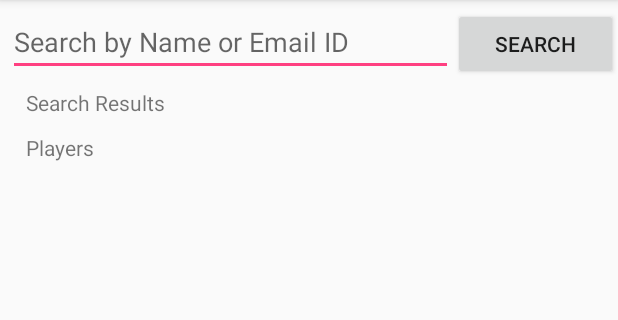
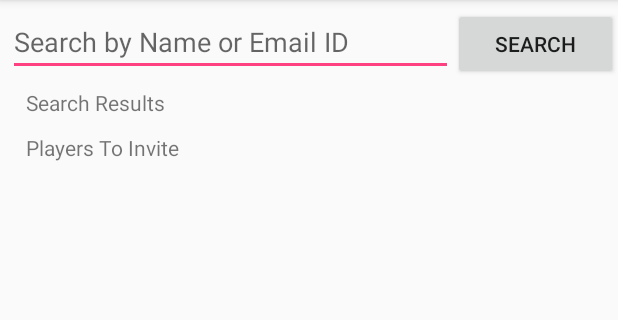
Before and after one commit to kschmitt1994/AssassinGame, an Android app: the GameBoardActivity screen opened directly, with no data from a screen before it, after a tap on "Add Player", on a phone screen of 412 x 824 dp, the part 84-404 px from its top. Run offline under Robolectric (Android 15) with nearby library versions, the phone set to English and light mode, and no system bars.

```diff
--- a/app/src/main/java/mobileappdev/assassingame/DatabaseHandler.java
+++ b/app/src/main/java/mobileappdev/assassingame/DatabaseHandler.java
@@ -54,8 +54,8 @@ public class DatabaseHandler extends SQLiteOpenHelper {
     // Upgrading database
     @Override
     public void onUpgrade(SQLiteDatabase db, int oldVersion, int newVersion) {
-        // Drop older table if existed
-        //db.execSQL("DROP TABLE IF EXISTS " + TABLE_PLAYERS);
+//         Drop older table if existed
+        db.execSQL("DROP TABLE IF EXISTS " + TABLE_PLAYERS);
 
         // Create tables again
         onCreate(db);
@@ -115,15 +115,15 @@ public class DatabaseHandler extends SQLiteOpenHelper {
             } while (cursor.moveToNext());
         }
 
-        cursor.close();
+//        cursor.close();
         return playerList;
     }
 
-    public int getContactsCount() {
+    public int getPlayersCount() {
         String countQuery = "SELECT  * FROM " + TABLE_PLAYERS;
         SQLiteDatabase db = this.getReadableDatabase();
         Cursor cursor = db.rawQuery(countQuery, null);
-        cursor.close();
+//        cursor.close();
         return cursor.getCount();
     }
 
--- a/app/src/main/java/mobileappdev/assassingame/FirebaseHelper.java
+++ b/app/src/main/java/mobileappdev/assassingame/FirebaseHelper.java
@@ -36,4 +36,6 @@ public class FirebaseHelper {
     public static List<String> getAllPlayerNames() {
         return new ArrayList<>();
     }
+
+
 }
--- a/app/src/main/java/mobileappdev/assassingame/Game.java
+++ b/app/src/main/java/mobileappdev/assassingame/Game.java
@@ -47,4 +47,8 @@ public class Game {
     public void setSearchedPlayer(List<Player> searchedPlayer) {
         mSearchedPlayer = searchedPlayer;
     }
+
+    public void setGameName(String gameName) {
+        mGameName = gameName;
+    }
 }
--- a/app/src/main/java/mobileappdev/assassingame/GameBoardActivity.java
+++ b/app/src/main/java/mobileappdev/assassingame/GameBoardActivity.java
@@ -1,5 +1,6 @@
 package mobileappdev.assassingame;
 
+import android.content.Context;
 import android.content.Intent;
 import android.os.Bundle;
 import android.support.annotation.Nullable;
@@ -19,7 +20,11 @@ import android.widget.TextView;
  * @Date: 3/14/2017
  */
 
-public class GameBoardActivity extends AppCompatActivity {
+public class GameBoardActivity extends AppCompatActivity implements InvitedPlayerListChangeListener {
+
+    private static final int MINIMUM_PLAYERS_NEEDED = 4;
+    private Button mCreateGameButton;
+    private InvitedPlayersFragment mFragment2;
 
     @Override
     protected void onCreate(@Nullable Bundle savedInstanceState) {
@@ -41,16 +46,17 @@ public class GameBoardActivity extends AppCompatActivity {
 
         FragmentManager fm = getSupportFragmentManager();
 
-        Fragment fragment2 = fm.findFragmentById(R.id.fragment_game_players);
-        if (fragment2 == null) {
-            fragment2 = new InvitedPlayersFragment();
+        mFragment2 = (InvitedPlayersFragment) fm.findFragmentById(R.id.fragment_game_players);
+        if (mFragment2 == null) {
+            mFragment2 = new InvitedPlayersFragment();
             fm.beginTransaction()
-                    .add(R.id.fragment_game_players, fragment2)
+                    .add(R.id.fragment_game_players, mFragment2)
                     .commit();
         }
 
-        Button createGameButton = (Button) findViewById(R.id.create_game);
-        createGameButton.setOnClickListener(new View.OnClickListener() {
+        mCreateGameButton = (Button) findViewById(R.id.create_game);
+        mCreateGameButton.setEnabled(getNoOfPlayersInGame(this) >= MINIMUM_PLAYERS_NEEDED);
+        mCreateGameButton.setOnClickListener(new View.OnClickListener() {
             @Override
             public void onClick(View v) {
                 createGame();
@@ -79,6 +85,14 @@ public class GameBoardActivity extends AppCompatActivity {
 
     private void createGame() {
         startActivity(new Intent(GameBoardActivity.this, PlayBoardActivity.class));
+    }
 
+    @Override
+    public void update() {
+        mCreateGameButton.setEnabled(mFragment2.getNoOfPlayersInGame() >= MINIMUM_PLAYERS_NEEDED);
+    }
+
+    public int getNoOfPlayersInGame(Context context) {
+        return new DatabaseHandler(context, Game.getInstance().getGameName()).getPlayersCount();
     }
 }
--- a/app/src/main/java/mobileappdev/assassingame/InvitePlayersActivity.java
+++ b/app/src/main/java/mobileappdev/assassingame/InvitePlayersActivity.java
@@ -24,8 +24,6 @@ public class InvitePlayersActivity extends AppCompatActivity implements SearchOp
     protected void onCreate(Bundle savedInstanceState) {
         super.onCreate(savedInstanceState);
         setContentView(R.layout.abc);
-
-        Switch switch1 = (Switch)findViewById(R.id.switch1);
 
         FragmentManager fm = getSupportFragmentManager();
         Fragment fragment = fm.findFragmentById(R.id.frameLayout);
@@ -79,7 +77,7 @@ public class InvitePlayersActivity extends AppCompatActivity implements SearchOp
     }
 
     @Override
-    public void playerInvited() {
+    public void update() {
         InvitedPlayersFragment fragment =
                 (InvitedPlayersFragment) getSupportFragmentManager()
                         .findFragmentById(R.id.frameLayout3);
--- a/app/src/main/java/mobileappdev/assassingame/InvitedPlayerListChangeListener.java
+++ b/app/src/main/java/mobileappdev/assassingame/InvitedPlayerListChangeListener.java
@@ -5,5 +5,5 @@ package mobileappdev.assassingame;
  */
 
 interface InvitedPlayerListChangeListener {
-    void playerInvited();
+    void update();
 }
--- a/app/src/main/java/mobileappdev/assassingame/InvitedPlayersFragment.java
+++ b/app/src/main/java/mobileappdev/assassingame/InvitedPlayersFragment.java
@@ -1,5 +1,6 @@
 package mobileappdev.assassingame;
 
+import android.content.Context;
 import android.os.Bundle;
 import android.support.v4.app.Fragment;
 import android.support.v7.widget.LinearLayoutManager;
@@ -10,7 +11,6 @@ import android.view.ViewGroup;
 import android.widget.Button;
 import android.widget.TextView;
 
-import java.util.LinkedList;
 import java.util.List;
 
 /**
@@ -30,7 +30,7 @@ public class InvitedPlayersFragment extends Fragment {
         View view = inflater.inflate(R.layout.fragment_invited_players, container, false);
         mInvitedPlayersRecyclerView = (RecyclerView) view.findViewById(R.id.player_recycler_view);
         mInvitedPlayersRecyclerView.setLayoutManager(new LinearLayoutManager(getActivity()));
-        mDatabaseHandler = new DatabaseHandler(this.getActivity(), "ABC");
+        mDatabaseHandler = new DatabaseHandler(this.getActivity(), Game.getInstance().getGameName());
         mPlayers = mDatabaseHandler.getAllPlayers();
         updateUI();
         return view;
@@ -51,6 +51,7 @@ public class InvitedPlayersFragment extends Fragment {
     private class IPHolder extends RecyclerView.ViewHolder {
         private TextView mNameTextView;
         private Button mRemoveButton;
+
         IPHolder(View itemView) {
             super(itemView);
             mNameTextView = (TextView) itemView.findViewById(R.id.player_name);
@@ -98,5 +99,11 @@ public class InvitedPlayersFragment extends Fragment {
         public int getItemCount() {
             return mPlayers.size();
         }
+    }
+
+    public int getNoOfPlayersInGame() {
+        return mPlayers.size();
+    }
+
+
 }
-}
--- a/app/src/main/java/mobileappdev/assassingame/LogInActivity.java
+++ b/app/src/main/java/mobileappdev/assassingame/LogInActivity.java
@@ -66,7 +66,8 @@ public class LogInActivity extends AppCompatActivity {
                 EditText passwordValue = (EditText) findViewById(R.id.login_passwordEditText);
                 String password = passwordValue.getText().toString();
 
-                signIn(email, password);
+//                signIn(email, password); //// TODO: 3/17/2017 uncomment this line and remove below line
+                startActivity(new Intent(LogInActivity.this, MainActivity.class));
             }
         });
     }
--- a/app/src/main/java/mobileappdev/assassingame/PlayBoardActivity.java
+++ b/app/src/main/java/mobileappdev/assassingame/PlayBoardActivity.java
@@ -171,6 +171,7 @@ public class PlayBoardActivity extends AppCompatActivity implements LocationList
         CameraUpdate update = CameraUpdateFactory.newLatLngBounds(bounds, margin);
         googleMap.animateCamera(update);
 
+
         googleMap.addMarker(new MarkerOptions().position(itemPoint).title("Smith").snippet("Assassin"));
         LatLng secMarker = new LatLng(itemPoint.latitude + 0.00004, itemPoint.longitude + 0.00003);
         googleMap.addMarker(new MarkerOptions().position(secMarker).title("Kenny")
@@ -179,6 +180,7 @@ public class PlayBoardActivity extends AppCompatActivity implements LocationList
     }
 
     private void updateMarkers() {
+        Log.d("Ajit", "I am moving....");
 
     }
 
--- a/app/src/main/java/mobileappdev/assassingame/SearchPlayerResultFragment.java
+++ b/app/src/main/java/mobileappdev/assassingame/SearchPlayerResultFragment.java
@@ -32,7 +32,7 @@ public class SearchPlayerResultFragment extends Fragment {
     @Override
     public void onCreate(@Nullable Bundle savedInstanceState) {
         super.onCreate(savedInstanceState);
-        mDatabaseHandler = new DatabaseHandler(this.getActivity(), "ABC"); // TODO: 3/16/2017 retrieve game name from the bundle
+        mDatabaseHandler = new DatabaseHandler(this.getActivity(), Game.getInstance().getGameName());
     }
 
     @Override
@@ -61,7 +61,8 @@ public class SearchPlayerResultFragment extends Fragment {
             public void onItemClick(AdapterView<?> parent, View view, int position, long id) {
 //                instance.addPlayer(searchedPlayer);
                 String playerName = (String) parent.getAdapter().getItem(position);
-                Toast.makeText(getActivity(), playerName + " was clicked", Toast.LENGTH_LONG).show();
+                Toast.makeText(getActivity(), playerName + " is added!", Toast.LENGTH_LONG).show();
+                // TODO:Ajit add actual player to database
                 Game instance = Game.getInstance();
                 Player searchedPlayer = instance.getSearchedPlayer().get(0);
                 mDatabaseHandler.addPlayer(searchedPlayer);
@@ -69,7 +70,7 @@ public class SearchPlayerResultFragment extends Fragment {
 //                mAdapter.notifyDataSetChanged();
                 view.setClickable(false);
                 view.setFocusable(false);
-                mListener.playerInvited();
+                mListener.update();
             }
         });
 
@@ -86,7 +87,7 @@ public class SearchPlayerResultFragment extends Fragment {
 //                instance.addPlayer(searchedPlayer);
                 mDatabaseHandler.addPlayer(searchedPlayer);
                 addButton.setEnabled(false);
-                mListener.playerInvited();
+                mListener.update();
             }
         });
 */
--- a/app/src/main/res/layout/abc.xml
+++ b/app/src/main/res/layout/abc.xml
@@ -23,7 +23,14 @@
         android:layout_marginLeft="17dp"
         android:layout_marginStart="17dp"
         android:layout_marginTop="5dp"
-        android:text="Search Results" />
+        android:text="@string/search_results" />
+
+    <android.support.v4.widget.Space
+        android:layout_width="1dp"
+        android:layout_height="match_parent"
+        android:background="?android:attr/listDivider"
+        android:visibility="visible"/>
+
 
     <FrameLayout
         android:layout_width="match_parent"
@@ -44,7 +51,13 @@
         android:layout_alignStart="@+id/frameLayout2"
         android:layout_below="@+id/frameLayout2"
         android:layout_marginTop="5dp"
-        android:text="@string/players" />
+        android:text="@string/players_to_invite" />
+
+    <android.support.v4.widget.Space
+        android:layout_height="match_parent"
+        android:layout_width="1dp"
+        android:background="?android:attr/listDivider"/>
+
 
     <FrameLayout
         android:layout_width="match_parent"
--- a/app/src/main/res/values/strings.xml
+++ b/app/src/main/res/values/strings.xml
@@ -29,6 +29,8 @@
     <string name="new_player">Add Player</string>
     <string name="send_invites_and_create_game">Create Game</string>
     <string name="proceed">Proceed</string>
+    <string name="players_to_invite">Players To Invite</string>
+    <string name="search_results">Search Results</string>
 
     <color name="dark_gray">#444444</color>
 </resources>
```
Also changed, not shown: app/src/main/java/mobileappdev/assassingame/NewGameActivity.java (+28 -8 lines).
